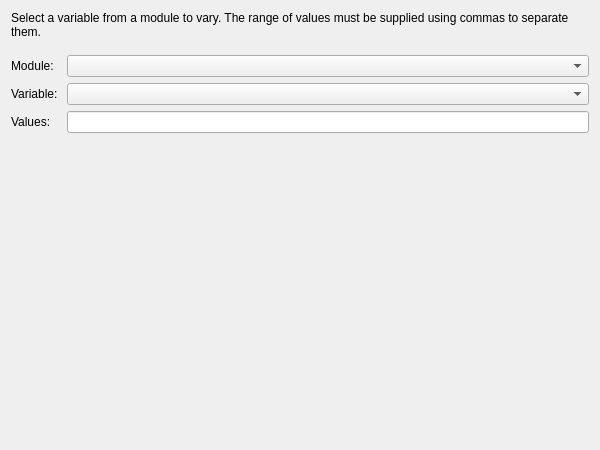
Before: the Qt Designer form designer/shared/unitsensitivity.ui in DTOcean/dtocean-app, drawn with Qt 5.
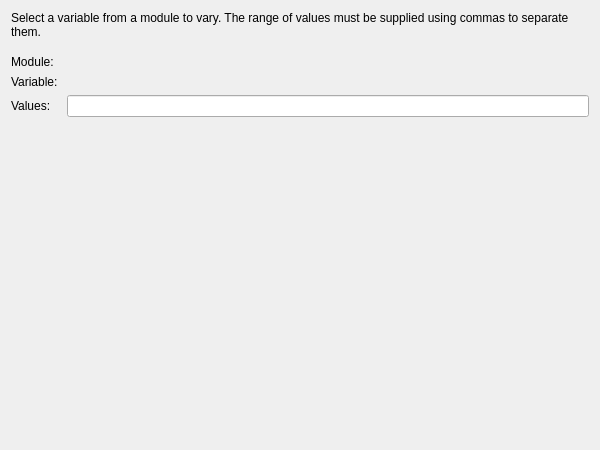
After: the same form once the commit is applied.

Commit message: Use ExtendedComboBox in comparison context and senstivity strategy configurations

```diff
--- a/designer/shared/unitsensitivity.ui
+++ b/designer/shared/unitsensitivity.ui
@@ -49,9 +49,6 @@
        </property>
       </widget>
      </item>
-     <item row="0" column="1">
-      <widget class="QComboBox" name="modBox"/>
-     </item>
      <item row="1" column="0">
       <widget class="QLabel" name="label_3">
        <property name="text">
@@ -59,9 +56,6 @@
        </property>
       </widget>
      </item>
-     <item row="1" column="1">
-      <widget class="QComboBox" name="varBox"/>
-     </item>
      <item row="2" column="0">
       <widget class="QLabel" name="label_4">
        <property name="text">
```
The commit also changes 8 other files.
